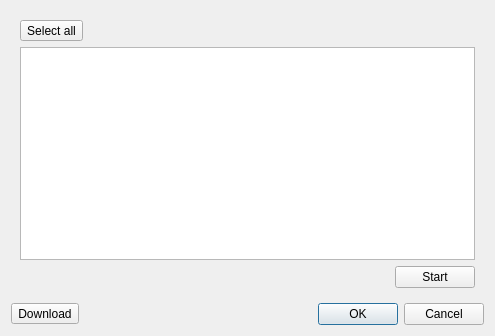
zakariakov/elforkane, file dialogaddreciter.ui: the form before one commit.
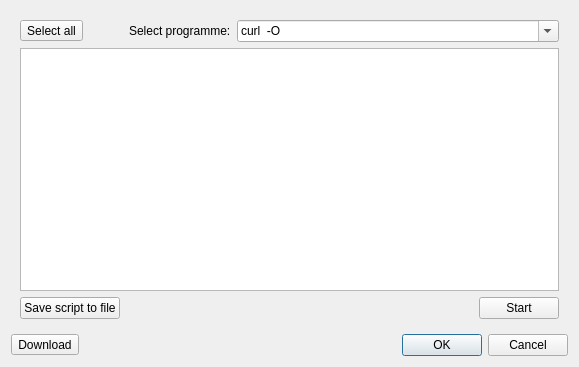
The form after the commit. The open tabs and pages were chosen to show the change.

Commit message: added download script && media status images

Diff of the .ui file:
```diff
--- a/dialogaddreciter.ui
+++ b/dialogaddreciter.ui
@@ -6,8 +6,8 @@
    <rect>
     <x>0</x>
     <y>0</y>
-    <width>495</width>
-    <height>336</height>
+    <width>579</width>
+    <height>367</height>
    </rect>
   </property>
   <property name="minimumSize">
@@ -120,20 +120,77 @@
      <widget class="QWidget" name="page_2">
       <layout class="QVBoxLayout" name="verticalLayout_3">
        <item>
-        <widget class="QToolButton" name="toolButtonSeectAll">
-         <property name="text">
-          <string>Select all</string>
-         </property>
-         <property name="checkable">
-          <bool>true</bool>
-         </property>
-        </widget>
+        <layout class="QHBoxLayout" name="horizontalLayout_8">
+         <item>
+          <widget class="QToolButton" name="toolButtonSeectAll">
+           <property name="text">
+            <string>Select all</string>
+           </property>
+           <property name="checkable">
+            <bool>true</bool>
+           </property>
+          </widget>
+         </item>
+         <item>
+          <spacer name="horizontalSpacer_3">
+           <property name="orientation">
+            <enum>Qt::Horizontal</enum>
+           </property>
+           <property name="sizeType">
+            <enum>QSizePolicy::Minimum</enum>
+           </property>
+           <property name="sizeHint" stdset="0">
+            <size>
+             <width>40</width>
+             <height>20</height>
+            </size>
+           </property>
+          </spacer>
+         </item>
+         <item>
+          <widget class="QLabel" name="label_6">
+           <property name="sizePolicy">
+            <sizepolicy hsizetype="Fixed" vsizetype="Preferred">
+             <horstretch>0</horstretch>
+             <verstretch>0</verstretch>
+            </sizepolicy>
+           </property>
+           <property name="text">
+            <string>Select programme:</string>
+           </property>
+          </widget>
+         </item>
+         <item>
+          <widget class="QComboBox" name="comboBox">
+           <property name="editable">
+            <bool>true</bool>
+           </property>
+           <item>
+            <property name="text">
+             <string>curl  -O</string>
+            </property>
+           </item>
+           <item>
+            <property name="text">
+             <string>wget -c</string>
+            </property>
+           </item>
+          </widget>
+         </item>
+        </layout>
        </item>
        <item>
         <widget class="QListWidget" name="listWidget"/>
        </item>
        <item>
         <layout class="QHBoxLayout" name="horizontalLayout_7">
+         <item>
+          <widget class="QPushButton" name="pushButtonSaveScript">
+           <property name="text">
+            <string>Save script to file</string>
+           </property>
+          </widget>
+         </item>
          <item>
           <spacer name="horizontalSpacer_2">
            <property name="orientation">
```
Left out of the diff: 6 changed lines with no effect on the pictures. The commit also changes 20 other files.
